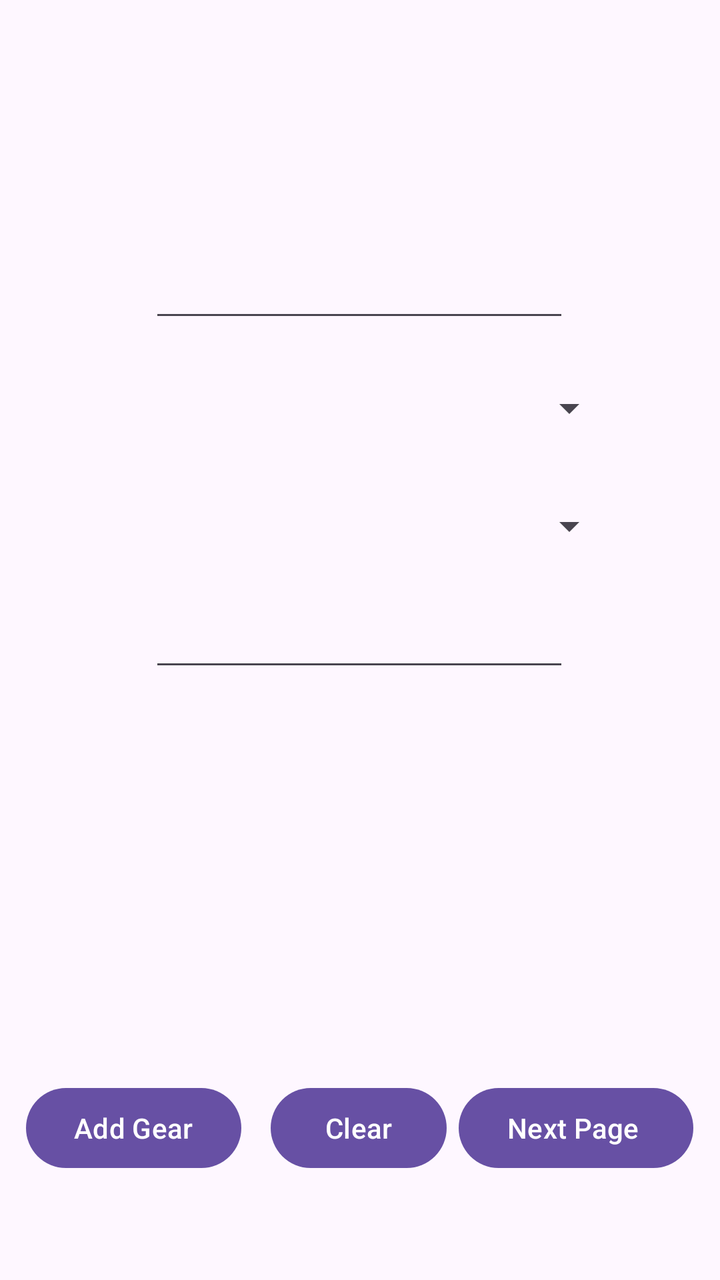
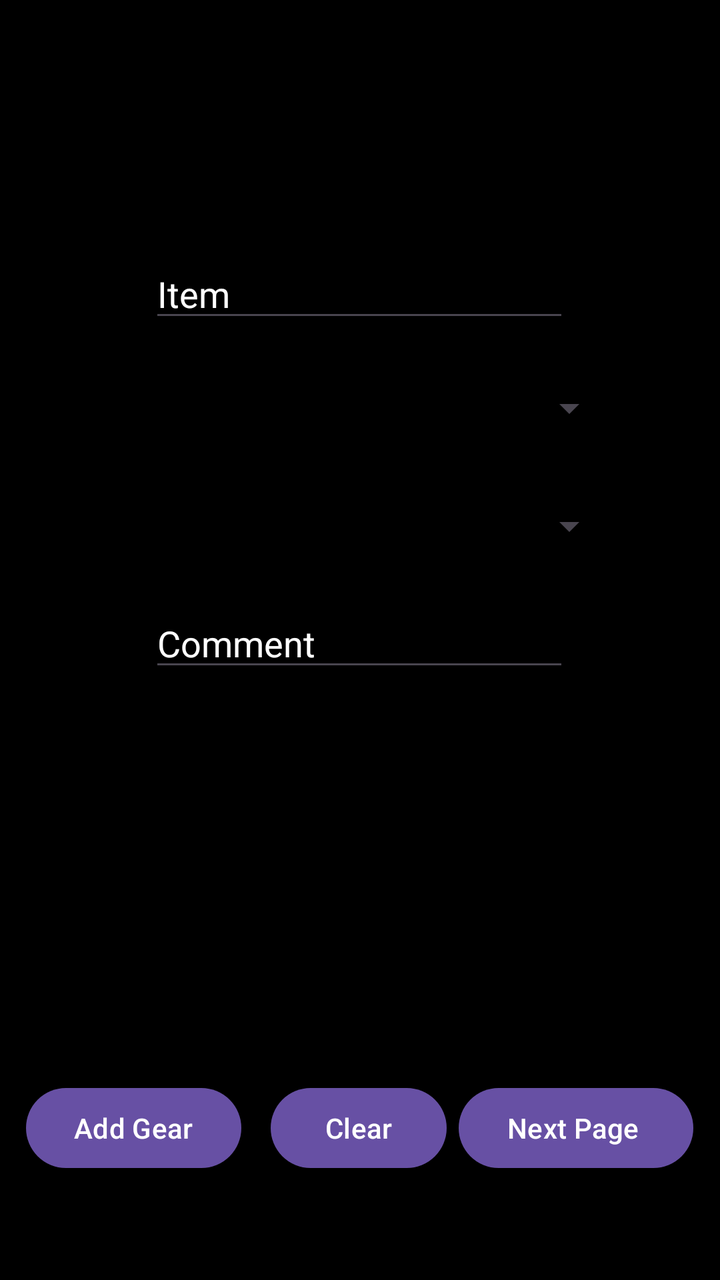

Screens rendered from an Android XML layout before and after an edit, with the pre-edit source and the edit as a unified diff.
<!-- AndroidManifest.xml: application theme Theme.Ima51122026g1practicumST10515004 -->
<!-- res/layout/activity_page2.xml -->
<?xml version="1.0" encoding="utf-8"?>
<androidx.constraintlayout.widget.ConstraintLayout xmlns:android="http://schemas.android.com/apk/res/android"
    xmlns:app="http://schemas.android.com/apk/res-auto"
    xmlns:tools="http://schemas.android.com/tools"
    android:id="@+id/main"
    android:layout_width="match_parent"
    android:layout_height="match_parent"
    tools:context=".input">

    <Button
        android:id="@+id/Nextpage"
        android:layout_width="wrap_content"
        android:layout_height="wrap_content"
        android:text="Next Page "
        app:layout_constraintBottom_toBottomOf="parent"
        app:layout_constraintEnd_toEndOf="parent"
        app:layout_constraintHorizontal_bias="0.945"
        app:layout_constraintStart_toStartOf="parent"
        app:layout_constraintTop_toTopOf="parent"
        app:layout_constraintVertical_bias="0.912" />

    <Button
        android:id="@+id/clear"
        android:layout_width="wrap_content"
        android:layout_height="wrap_content"
        android:text="Clear"
        app:layout_constraintBottom_toBottomOf="parent"
        app:layout_constraintEnd_toEndOf="parent"
        app:layout_constraintHorizontal_bias="0.498"
        app:layout_constraintStart_toStartOf="parent"
        app:layout_constraintTop_toTopOf="parent"
        app:layout_constraintVertical_bias="0.912" />

    <EditText
        android:id="@+id/Item"
        android:layout_width="wrap_content"
        android:layout_height="wrap_content"
        android:ems="10"
        android:inputType="text"
        android:text=""
        app:layout_constraintBottom_toBottomOf="parent"
        app:layout_constraintEnd_toEndOf="parent"
        app:layout_constraintHorizontal_bias="0.497"
        app:layout_constraintStart_toStartOf="parent"
        app:layout_constraintTop_toTopOf="parent"
        app:layout_constraintVertical_bias="0.208"
        />

    <EditText
        android:id="@+id/comment"
        android:layout_width="wrap_content"
        android:layout_height="wrap_content"
        android:ems="10"
        android:inputType="text"
        android:text=""
        app:layout_constraintBottom_toBottomOf="parent"
        app:layout_constraintEnd_toEndOf="parent"
        app:layout_constraintHorizontal_bias="0.497"
        app:layout_constraintStart_toStartOf="parent"
        app:layout_constraintTop_toTopOf="parent" />

    <Spinner
        android:id="@+id/quantity"
        android:layout_width="257dp"
        android:layout_height="49dp"
        app:layout_constraintBottom_toBottomOf="parent"
        app:layout_constraintEnd_toEndOf="parent"
        app:layout_constraintStart_toStartOf="parent"
        app:layout_constraintTop_toTopOf="parent"
        app:layout_constraintVertical_bias="0.404" />

    <Spinner
        android:id="@+id/catagory"
        android:layout_width="257dp"
        android:layout_height="49dp"
        app:layout_constraintBottom_toBottomOf="parent"
        app:layout_constraintEnd_toEndOf="parent"
        app:layout_constraintStart_toStartOf="parent"
        app:layout_constraintTop_toTopOf="parent"
        app:layout_constraintVertical_bias="0.304" />

    <Button
        android:id="@+id/Addgear"
        android:layout_width="wrap_content"
        android:layout_height="wrap_content"
        android:text="Add Gear"
        app:layout_constraintBottom_toBottomOf="parent"
        app:layout_constraintEnd_toEndOf="parent"
        app:layout_constraintHorizontal_bias="0.052"
        app:layout_constraintStart_toStartOf="parent"
        app:layout_constraintTop_toTopOf="parent"
        app:layout_constraintVertical_bias="0.912" />

</androidx.constraintlayout.widget.ConstraintLayout>
<!-- resources referenced by this layout -->
<resources>
  <style name="Theme.Ima51122026g1practicumST10515004" parent="Base.Theme.Ima51122026g1practicumST10515004" />
  <style name="Base.Theme.Ima51122026g1practicumST10515004" parent="Theme.Material3.DayNight.NoActionBar">
          
          
      </style>
</resources>

<!-- the commit's change to res/layout/activity_page2.xml (unified diff, before → after) -->
@@ -5,7 +5,8 @@
     android:id="@+id/main"
     android:layout_width="match_parent"
     android:layout_height="match_parent"
-    tools:context=".input">
+    tools:context=".input"
+    android:background="@color/black">
 
     <Button
         android:id="@+id/Nextpage"
@@ -44,6 +45,9 @@
         app:layout_constraintStart_toStartOf="parent"
         app:layout_constraintTop_toTopOf="parent"
         app:layout_constraintVertical_bias="0.208"
+        android:textColor="@color/white"
+        android:hint="Item"
+        android:textColorHint="@color/white"
         />
 
     <EditText
@@ -57,7 +61,10 @@
         app:layout_constraintEnd_toEndOf="parent"
         app:layout_constraintHorizontal_bias="0.497"
         app:layout_constraintStart_toStartOf="parent"
-        app:layout_constraintTop_toTopOf="parent" />
+        app:layout_constraintTop_toTopOf="parent"
+        android:textColor="@color/white"
+        android:hint="Comment"
+        android:textColorHint="@color/white"/>
 
     <Spinner
         android:id="@+id/quantity"
@@ -67,7 +74,9 @@
         app:layout_constraintEnd_toEndOf="parent"
         app:layout_constraintStart_toStartOf="parent"
         app:layout_constraintTop_toTopOf="parent"
-        app:layout_constraintVertical_bias="0.404" />
+        app:layout_constraintVertical_bias="0.404"
+        android:hint="quantity"
+        android:textColorHint="@color/white"/>
 
     <Spinner
         android:id="@+id/catagory"
<!-- resource entries referenced after the edit -->
@@ -1,5 +1,7 @@
 <!-- resources referenced by this layout -->
 <resources>
+  <color name="black">#FF000000</color>
+  <color name="white">#FFFFFFFF</color>
   <style name="Theme.Ima51122026g1practicumST10515004" parent="Base.Theme.Ima51122026g1practicumST10515004" />
   <style name="Base.Theme.Ima51122026g1practicumST10515004" parent="Theme.Material3.DayNight.NoActionBar">
           
